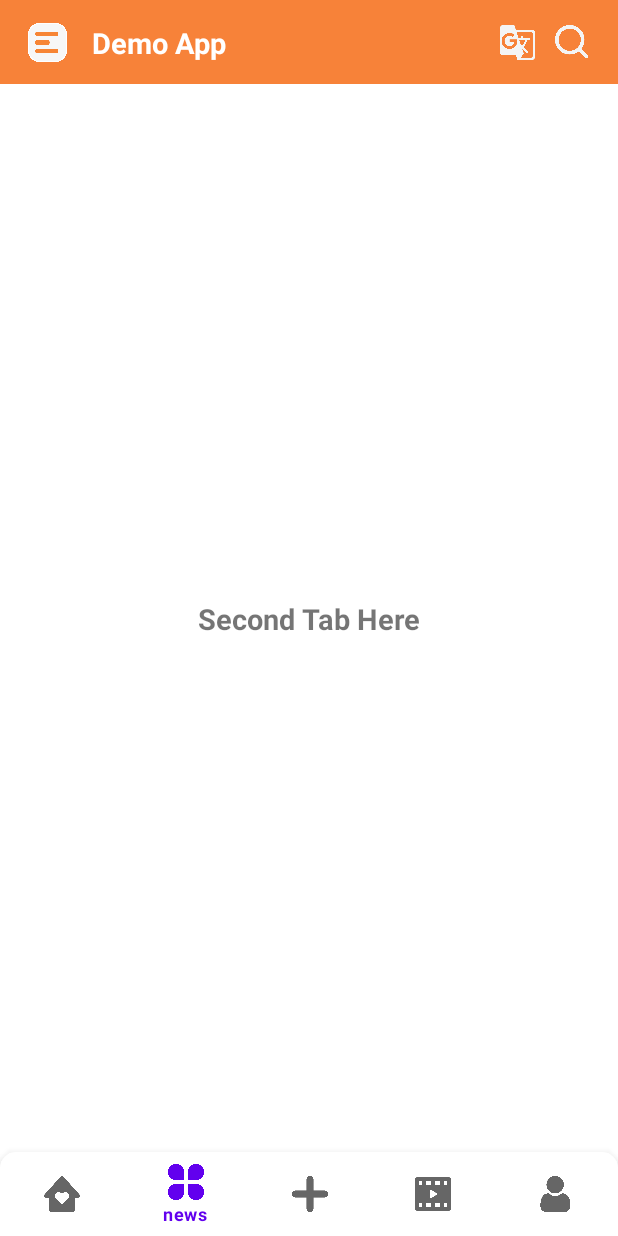
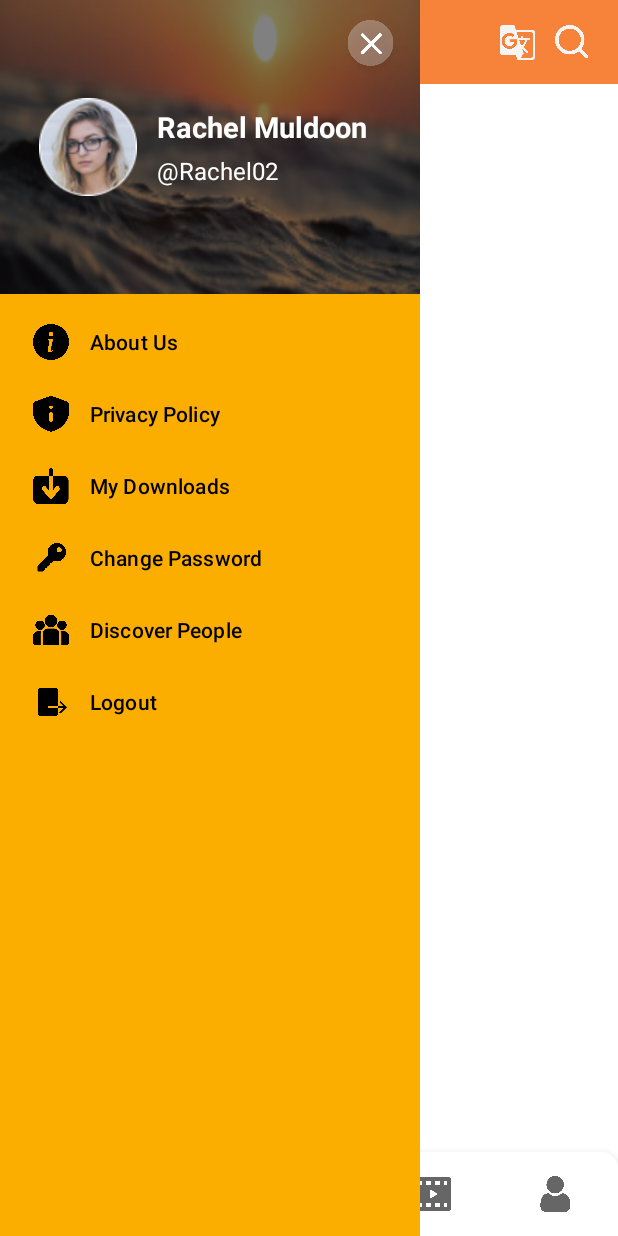
Before and after one commit to ShwetaChauhan18/DemoInstagramList, an Android app: the NewsFragment screen opened through its navigation route, on a phone screen of 412 x 824 dp. Run offline under Robolectric (Android 15) with nearby library versions, the phone set to English and light mode, and no system bars; our stand-ins replace Dagger/Hilt's generated code, Timber, data binding, navigation-ui, sdp/ssp sizes.

Commit message:
✨ init demo

```diff
--- a/app/src/main/java/com/shweta/app/ui/activity/SampleActivity.kt
+++ b/app/src/main/java/com/shweta/app/ui/activity/SampleActivity.kt
@@ -1,10 +1,16 @@
 package com.shweta.app.ui.activity
 
+import android.view.Gravity
 import androidx.activity.viewModels
+import androidx.core.view.GravityCompat
+import androidx.drawerlayout.widget.DrawerLayout
 import androidx.navigation.NavController
 import androidx.navigation.fragment.NavHostFragment
+import androidx.navigation.ui.AppBarConfiguration
+import androidx.navigation.ui.setupActionBarWithNavController
 import androidx.navigation.ui.setupWithNavController
 import com.google.android.material.bottomnavigation.BottomNavigationView
+import com.google.android.material.navigation.NavigationView
 import com.shweta.app.R
 import com.shweta.app.base.BaseAppCompatActivity
 import com.shweta.app.databinding.ActivitySampleBinding
@@ -23,6 +29,21 @@ class SampleActivity : BaseAppCompatActivity<ActivitySampleBinding, SampleViewMo
             supportFragmentManager.findFragmentById(R.id.my_nav_host_fragment) as NavHostFragment
         val navController = navHostFragment.navController
         setupBottomNavMenu(navController)
+
+        val appBarConfiguration = AppBarConfiguration(
+            setOf(
+                R.id.nav_about,
+                R.id.nav_policy,
+                R.id.nav_my_downloads,
+                R.id.nav_change_password,
+                R.id.nav_discover_people,
+                R.id.nav_logout
+            ), binding.drawerLayout
+        )
+//        setupActionBarWithNavController(navController, appBarConfiguration)
+        binding.navView.setupWithNavController(navController)
+
+        //binding.drawerLayout.closeDrawer(GravityCompat.START)
     }
 
     override fun initializeObservers(viewModel: SampleViewModel) {
--- a/app/src/main/res/layout/activity_sample.xml
+++ b/app/src/main/res/layout/activity_sample.xml
@@ -10,6 +10,13 @@
             type="com.shweta.app.viewmodel.SampleViewModel" />
 
     </data>
+
+    <androidx.drawerlayout.widget.DrawerLayout
+        android:id="@+id/drawer_layout"
+        android:layout_width="match_parent"
+        android:layout_height="match_parent"
+        android:fitsSystemWindows="true"
+        tools:openDrawer="start">
 
         <androidx.constraintlayout.widget.ConstraintLayout
             android:layout_width="match_parent"
@@ -46,6 +53,20 @@
                 app:layout_constraintStart_toStartOf="parent"
                 app:menu="@menu/overflow_menu" />
 
+            <com.google.android.material.navigation.NavigationView
+                android:id="@+id/nav_view"
+                android:layout_width="wrap_content"
+                android:layout_height="match_parent"
+                android:layout_gravity="start"
+                android:background="@color/purple_200"
+                android:fitsSystemWindows="true"
+                app:headerLayout="@layout/nav_header_main"
+                app:layout_constraintBottom_toBottomOf="parent"
+                app:layout_constraintStart_toStartOf="parent"
+                app:layout_constraintTop_toTopOf="parent"
+                app:menu="@menu/drawer_menu" />
+
 
         </androidx.constraintlayout.widget.ConstraintLayout>
+    </androidx.drawerlayout.widget.DrawerLayout>
 </layout>
--- /dev/null
+++ b/app/src/main/res/layout/nav_header_main.xml
@@ -0,0 +1,73 @@
+<?xml version="1.0" encoding="utf-8"?>
+<androidx.constraintlayout.widget.ConstraintLayout xmlns:android="http://schemas.android.com/apk/res/android"
+    xmlns:app="http://schemas.android.com/apk/res-auto"
+    xmlns:tools="http://schemas.android.com/tools"
+    android:layout_width="match_parent"
+    android:layout_height="wrap_content">
+
+    <androidx.appcompat.widget.AppCompatImageView
+        android:id="@+id/profileImageBg"
+        android:layout_width="0dp"
+        android:layout_height="0dp"
+        android:scaleType="fitXY"
+        app:layout_constraintBottom_toBottomOf="parent"
+        app:layout_constraintEnd_toEndOf="parent"
+        app:layout_constraintStart_toStartOf="parent"
+        app:layout_constraintTop_toTopOf="parent"
+        app:srcCompat="@drawable/bg" />
+
+    <androidx.appcompat.widget.AppCompatImageView
+        android:id="@+id/profileClose"
+        android:layout_width="@dimen/_30sdp"
+        android:layout_height="@dimen/_30sdp"
+        android:layout_marginTop="@dimen/_10sdp"
+        android:layout_marginEnd="@dimen/_10sdp"
+        app:layout_constraintEnd_toEndOf="parent"
+        app:layout_constraintTop_toTopOf="parent"
+        app:srcCompat="@drawable/close" />
+
+    <androidx.appcompat.widget.AppCompatImageView
+        android:id="@+id/profileImage"
+        android:layout_width="@dimen/_50sdp"
+        android:layout_height="@dimen/_50sdp"
+        android:layout_marginStart="@dimen/_20sdp"
+        android:layout_marginTop="@dimen/_50sdp"
+        android:layout_marginBottom="@dimen/_50sdp"
+        android:contentDescription="@string/profile_image_description"
+        app:layout_constraintBottom_toBottomOf="parent"
+        app:layout_constraintStart_toStartOf="parent"
+        app:layout_constraintTop_toTopOf="parent"
+        app:srcCompat="@drawable/photo" />
+
+    <androidx.appcompat.widget.AppCompatTextView
+        android:id="@+id/name"
+        android:layout_width="wrap_content"
+        android:layout_height="wrap_content"
+        android:layout_marginStart="@dimen/_10sdp"
+        android:text="@string/rachel_muldoon"
+        android:textAppearance="?attr/textAppearanceListItem"
+        android:textColor="@color/white"
+        android:textSize="@dimen/_15ssp"
+        android:textStyle="bold"
+        app:layout_constraintBottom_toTopOf="@+id/user_name"
+        app:layout_constraintStart_toEndOf="@+id/profileImage"
+        app:layout_constraintTop_toTopOf="@+id/profileImage"
+        app:layout_constraintVertical_bias="0.0"
+        tools:text="Name" />
+
+    <androidx.appcompat.widget.AppCompatTextView
+        android:id="@+id/user_name"
+        android:layout_width="0dp"
+        android:layout_height="wrap_content"
+        android:layout_marginEnd="@dimen/_5sdp"
+        android:ellipsize="end"
+        android:maxLines="1"
+        android:text="@string/user_name"
+        android:textAppearance="?attr/textAppearanceListItemSmall"
+        android:textColor="@color/white"
+        app:layout_constraintBottom_toBottomOf="@+id/profileImage"
+        app:layout_constraintEnd_toEndOf="parent"
+        app:layout_constraintStart_toStartOf="@+id/name"
+        app:layout_constraintTop_toBottomOf="@+id/name" />
+
+</androidx.constraintlayout.widget.ConstraintLayout>
--- /dev/null
+++ b/app/src/main/res/menu/drawer_menu.xml
@@ -0,0 +1,31 @@
+<?xml version="1.0" encoding="utf-8"?>
+<menu xmlns:android="http://schemas.android.com/apk/res/android">
+
+    <group android:checkableBehavior="single">
+        <item
+            android:id="@+id/nav_about"
+            android:icon="@drawable/info"
+            android:iconTint="@color/white"
+            android:title="@string/about_us" />
+        <item
+            android:id="@+id/nav_policy"
+            android:icon="@drawable/policy"
+            android:title="@string/privacy_policy" />
+        <item
+            android:id="@+id/nav_my_downloads"
+            android:icon="@drawable/downloads"
+            android:title="@string/my_downloads" />
+        <item
+            android:id="@+id/nav_change_password"
+            android:icon="@drawable/passward"
+            android:title="@string/change_password" />
+        <item
+            android:id="@+id/nav_discover_people"
+            android:icon="@drawable/discover_ppl"
+            android:title="@string/discover_people" />
+        <item
+            android:id="@+id/nav_logout"
+            android:icon="@drawable/logout"
+            android:title="@string/logout" />
+    </group>
+</menu>
--- a/app/src/main/res/values/strings.xml
+++ b/app/src/main/res/values/strings.xml
@@ -7,4 +7,12 @@
     <string name="record">record</string>
     <string name="user">user</string>
     <string name="second_tab_here">Second Tab Here</string>
+    <string name="about_us">About Us</string>
+    <string name="privacy_policy">Privacy Policy</string>
+    <string name="my_downloads">My Downloads</string>
+    <string name="discover_people">Discover People</string>
+    <string name="logout">Logout</string>
+    <string name="change_password">Change Password</string>
+    <string name="rachel_muldoon">Rachel Muldoon</string>
+    <string name="user_name">\@Rachel02</string>
 </resources>
```
Also changed, not shown: app/src/main/res/drawable/close.png (added), app/src/main/res/drawable/discover_ppl.png (added), app/src/main/res/drawable/info.png (added), app/src/main/res/drawable/logout.png (added), app/src/main/res/drawable/my_downloads.png (added), app/src/main/res/drawable/passward.png (added), app/src/main/res/drawable/photo.png (added), app/src/main/res/drawable/policy.png (added). Lines whose indentation alone changed are shown as unchanged.
